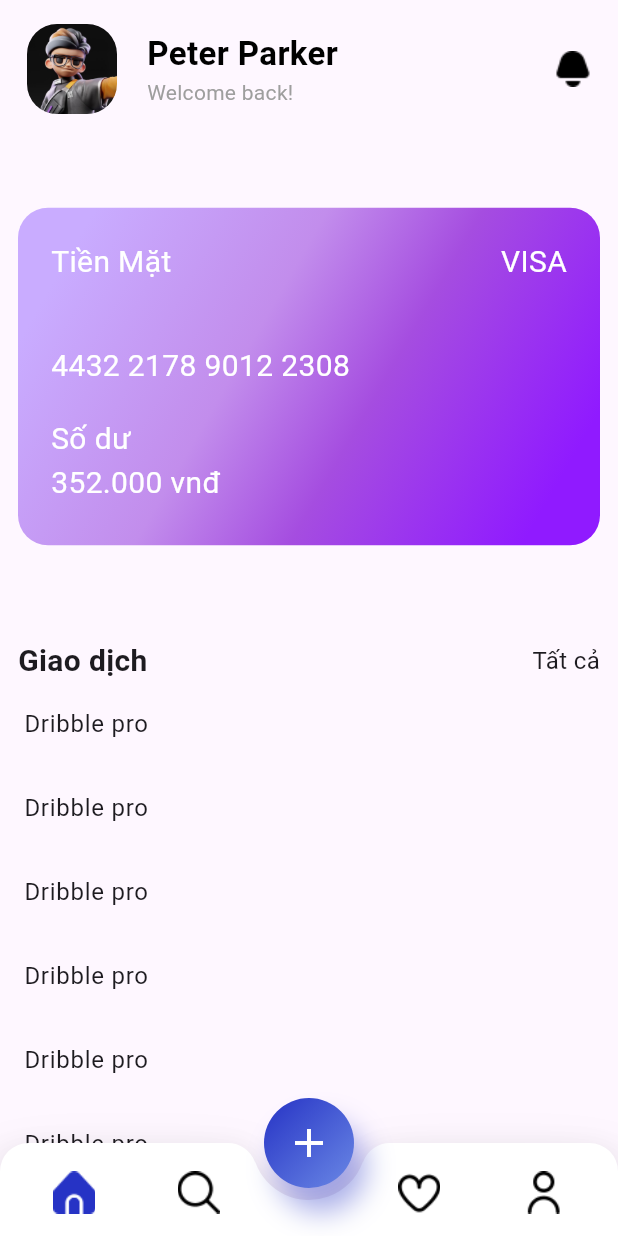
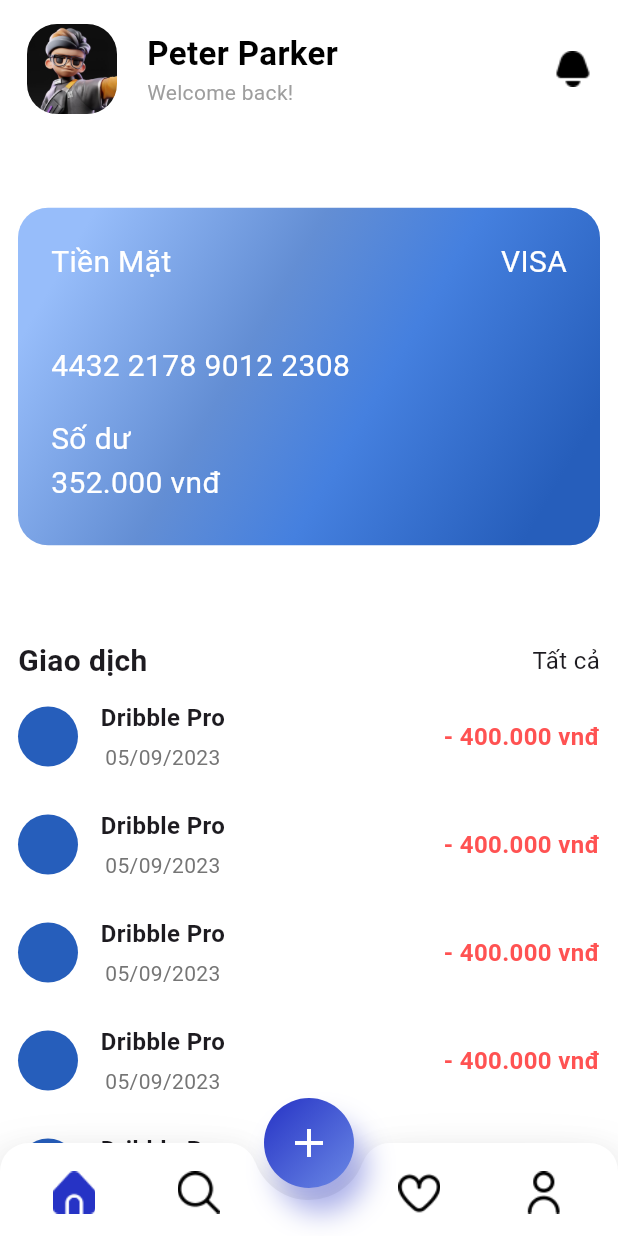
Before and after one commit to thanhctag1999/MyCash, a Flutter app: the screen it shows after launch, on a phone screen of 412 x 824 dp. Run offline on Flutter 3.47's test engine with Material 2 defaults, Android fonts, the light colour scheme and no system bars; our stand-ins replace flutter_swiper_view, get.

Commit message:
the second commit

```diff
--- a/lib/views/features/home/home.dart
+++ b/lib/views/features/home/home.dart
@@ -1,5 +1,6 @@
 import 'package:flutter/material.dart';
 import 'package:mycash/views/features/home/widgets/wallet_card.dart';
+import 'package:mycash/views/features/transaction/widgets/transaction_card.dart';
 import 'package:mycash/views/widgets/appbar.dart';
 
 class Home extends StatefulWidget {
@@ -54,6 +55,8 @@ class _HomeState extends State<Home> with TickerProviderStateMixin {
   Widget build(BuildContext context) {
     return Scaffold(
       body: SafeArea(
+        child: Container(
+          color: Colors.white,
           child: Column(
             crossAxisAlignment: CrossAxisAlignment.start,
             children: [
@@ -80,7 +83,8 @@ class _HomeState extends State<Home> with TickerProviderStateMixin {
                   children: [
                     Text(
                       "Giao dịch",
-                    style: TextStyle(fontSize: 20, fontWeight: FontWeight.bold),
+                      style:
+                          TextStyle(fontSize: 20, fontWeight: FontWeight.bold),
                     ),
                     Text(
                       "Tất cả",
@@ -95,18 +99,14 @@ class _HomeState extends State<Home> with TickerProviderStateMixin {
                   itemCount: 15, // The number of items in the list
                   itemBuilder: (BuildContext context, int index) {
                     // Build a list item at the specified index
-                  return ListTile(
-                    title: Text("Dribble pro"), // Display the item's text
-                    onTap: () {
-                      // Add your onTap action here
-                    },
-                  );
+                    return const TransactionCard();
                   },
                 ),
               ),
             ],
           ),
         ),
+      ),
     );
   }
 }
--- a/lib/views/features/home/widgets/wallet_card.dart
+++ b/lib/views/features/home/widgets/wallet_card.dart
@@ -44,10 +44,10 @@ class _WalletCardState extends State<WalletCard> {
                         0.9,
                       ],
                       colors: [
-                        Color.fromARGB(255, 201, 172, 255),
-                        Color.fromARGB(255, 194, 141, 236),
-                        Color.fromARGB(255, 165, 77, 224),
-                        Color.fromARGB(255, 144, 26, 255),
+                        Color.fromARGB(255, 151, 189, 250),
+                        Color.fromARGB(255, 99, 142, 212),
+                        Color.fromARGB(255, 69, 128, 223),
+                        Color.fromARGB(255, 38, 94, 187),
                       ],
                     ),
                     borderRadius: BorderRadius.circular(20),
--- a/lib/views/features/transaction/widgets/transaction_card.dart
+++ b/lib/views/features/transaction/widgets/transaction_card.dart
@@ -5,6 +5,48 @@ class TransactionCard extends StatelessWidget {
 
   @override
   Widget build(BuildContext context) {
-    return const Placeholder();
+    return Container(
+      child: Padding(
+        padding: const EdgeInsets.all(12.0),
+        child: Row(
+          mainAxisAlignment: MainAxisAlignment.spaceBetween,
+          children: [
+            Row(
+              children: [
+                const CircleAvatar(
+                  backgroundColor: Color.fromARGB(255, 38, 94, 187),
+                ),
+                const SizedBox(
+                  width: 15,
+                ),
+                Column(
+                  children: [
+                    const Text(
+                      "Dribble Pro",
+                      style:
+                          TextStyle(fontWeight: FontWeight.bold, fontSize: 16),
+                    ),
+                    const SizedBox(
+                      height: 5,
+                    ),
+                    Text(
+                      "05/09/2023",
+                      style: TextStyle(color: Colors.grey.shade600),
+                    )
+                  ],
+                ),
+              ],
+            ),
+            const Text(
+              "- 400.000 vnđ",
+              style: TextStyle(
+                  fontWeight: FontWeight.bold,
+                  fontSize: 16,
+                  color: Colors.redAccent),
+            ),
+          ],
+        ),
+      ),
+    );
   }
 }
```
Lines whose indentation alone changed are shown as unchanged.
